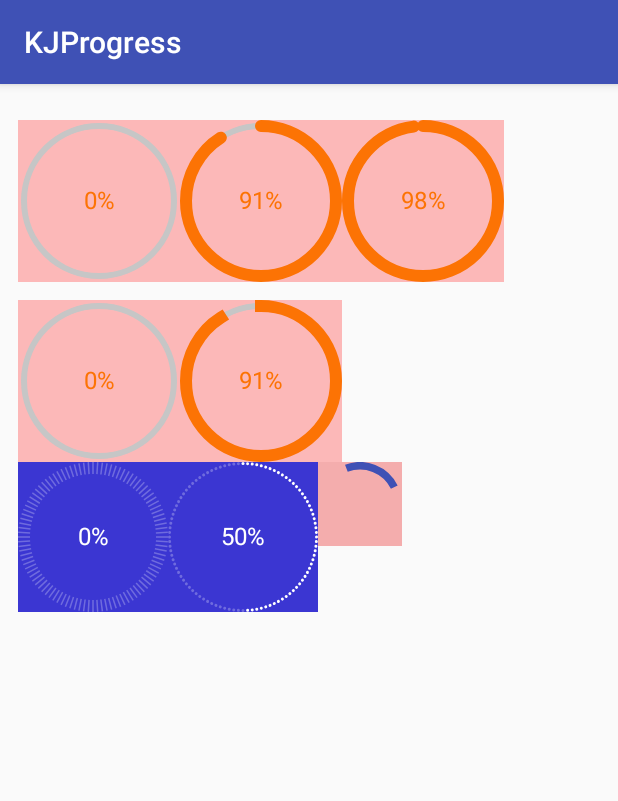
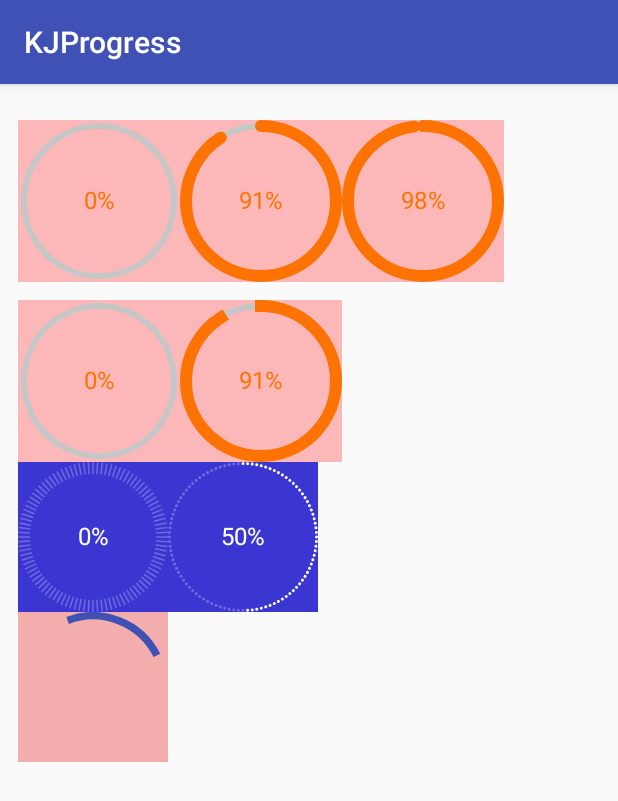
Before and after one commit to KingJA/KJProgress, an Android app: the screen it shows after launch (MainActivity), on a phone screen of 412 x 824 dp. Shown: the top 801 px of the screen. Run offline under Robolectric (Android 15) with nearby library versions, the phone set to English and light mode, and no system bars.

Commit message:
fix KJProgressWheel

```diff
--- a/app/src/main/java/com/kingja/progress/KJProgressWheel.java
+++ b/app/src/main/java/com/kingja/progress/KJProgressWheel.java
@@ -23,7 +23,7 @@ public class KJProgressWheel extends View {
     private final int barLength = 16;
     private final int barMaxLength = 270;
     private final long pauseGrowingTime = 200;
-    private float mProgressRadius = dp2px(56);
+    private int mProgressRadius = dp2px(56);
     private float mProgressWidth = dp2px(6);
     private double timeStartGrowing = 0;
     private double barSpinCycleTime = 460;
@@ -55,7 +55,7 @@ public class KJProgressWheel extends View {
 
     private void parseAttributes(TypedArray typedArray) {
         mProgressWidth = typedArray.getDimension(R.styleable.ProgressWheel_progressWidth, mProgressWidth);
-        mProgressRadius = typedArray.getDimension(R.styleable.ProgressWheel_progressRadius, mProgressRadius);
+        mProgressRadius = (int) typedArray.getDimension(R.styleable.ProgressWheel_progressRadius, mProgressRadius);
         mProgressColor = typedArray.getColor(R.styleable.ProgressWheel_progressColor, mProgressColor);
         mBgColor = typedArray.getColor(R.styleable.ProgressWheel_bgColor, mBgColor);
         mProgressCap = typedArray.getInteger(R.styleable.ProgressWheel_progressCap, mProgressCap);
@@ -69,13 +69,38 @@ public class KJProgressWheel extends View {
     }
 
 
-
     @Override
     protected void onMeasure(int widthMeasureSpec, int heightMeasureSpec) {
         super.onMeasure(widthMeasureSpec, heightMeasureSpec);
-
+        int defaultSize = getPaddingLeft() + getPaddingRight() + mProgressRadius * 2;
+        setMeasuredDimension(getMeasureSize(defaultSize, widthMeasureSpec), getMeasureSize(defaultSize, widthMeasureSpec));
     }
 
+    public int getMeasureSize(int size, int measureSpec) {
+        int result = size;
+        int specMode = MeasureSpec.getMode(measureSpec);
+        int specSize = MeasureSpec.getSize(measureSpec);
+        switch (specMode) {
+            case MeasureSpec.EXACTLY:
+                result = specSize;
+                break;
+            case MeasureSpec.UNSPECIFIED:
+                result = size;
+                break;
+            case MeasureSpec.AT_MOST:
+                result = Math.min(size, specSize);
+                break;
+        }
+        return result;
+    }
+
+    @Override
+    protected void onSizeChanged(int w, int h, int oldw, int oldh) {
+        super.onSizeChanged(w, h, oldw, oldh);
+        setupPaints();
+        circleBounds = new RectF(getPaddingLeft()+0.5f * mProgressWidth, getPaddingTop()+0.5f * mProgressWidth,
+                w - 0.5f * mProgressWidth-getPaddingRight(), h - 0.5f * mProgressWidth-getPaddingBottom());
+    }
 
     @Override
     protected void onDraw(Canvas canvas) {
@@ -99,13 +124,7 @@ public class KJProgressWheel extends View {
         invalidate();
     }
 
-    @Override
-    protected void onSizeChanged(int w, int h, int oldw, int oldh) {
-        super.onSizeChanged(w, h, oldw, oldh);
-        setupPaints();
-        circleBounds = new RectF(0.5f*mProgressWidth, 0.5f*mProgressWidth,
-                w - 0.5f*mProgressWidth, h - 0.5f*mProgressWidth);
-    }
+
     private void setupPaints() {
         mProgressPaint.setColor(mProgressColor);
         mProgressPaint.setAntiAlias(true);
@@ -117,6 +136,7 @@ public class KJProgressWheel extends View {
         mBgPaint.setStyle(Paint.Style.STROKE);
         mBgPaint.setStrokeWidth(mProgressWidth);
     }
+
     private void updateBarLength(long deltaTimeInMilliSeconds) {
         if (pausedTimeWithoutGrowing >= pauseGrowingTime) {
             timeStartGrowing += deltaTimeInMilliSeconds;
--- a/app/src/main/res/layout/activity_main.xml
+++ b/app/src/main/res/layout/activity_main.xml
@@ -206,10 +206,13 @@
             app:scaleCap="circle"
             app:unreachColor="#44ffffff" />
 
-        <com.kingja.progress.KJProgressWheel
-            app:progressWidth="5dp"
-            android:background="#f4adad"
-            android:layout_width="56dp"
-            android:layout_height="56dp" />
+
+
+
     </LinearLayout>
+    <com.kingja.progress.KJProgressWheel
+        app:progressWidth="5dp"
+        android:background="#f4adad"
+        android:layout_width="100dp"
+        android:layout_height="100dp" />
 </LinearLayout>
```
